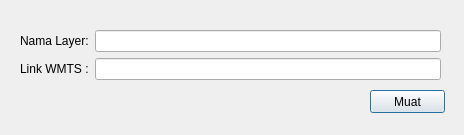
Qt form ui/openaerialmap.ui (nyanyaon/GeoKKP-GIS) before a commit.
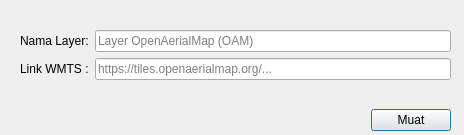
The same form after that commit.

What changed in the file:
```diff
--- a/ui/openaerialmap.ui
+++ b/ui/openaerialmap.ui
@@ -13,28 +13,17 @@
   <property name="windowTitle">
    <string>Muat WMTS OpenAerialMap</string>
   </property>
-  <widget class="QPushButton" name="LoadOAMButton">
-   <property name="geometry">
-    <rect>
-     <x>370</x>
-     <y>90</y>
-     <width>75</width>
-     <height>23</height>
-    </rect>
-   </property>
-   <property name="text">
-    <string>Muat</string>
-   </property>
-  </widget>
-  <widget class="QWidget" name="formLayoutWidget">
+  <widget class="QWidget" name="">
    <property name="geometry">
     <rect>
      <x>20</x>
      <y>30</y>
-     <width>421</width>
-     <height>51</height>
+     <width>431</width>
+     <height>101</height>
     </rect>
    </property>
+   <layout class="QVBoxLayout" name="verticalLayout">
+    <item>
    <layout class="QFormLayout" name="formLayout">
     <item row="1" column="0">
      <widget class="QLabel" name="label_2">
@@ -44,7 +33,11 @@
      </widget>
     </item>
     <item row="1" column="1">
-     <widget class="QLineEdit" name="OAMLink"/>
+       <widget class="QLineEdit" name="OAMLink">
+        <property name="placeholderText">
+         <string>https://tiles.openaerialmap.org/...</string>
+        </property>
+       </widget>
     </item>
     <item row="0" column="0">
      <widget class="QLabel" name="label">
@@ -54,7 +47,37 @@
      </widget>
     </item>
     <item row="0" column="1">
-     <widget class="QLineEdit" name="OAMLayerName"/>
+       <widget class="QLineEdit" name="OAMLayerName">
+        <property name="placeholderText">
+         <string>Layer OpenAerialMap (OAM)</string>
+        </property>
+       </widget>
+      </item>
+     </layout>
+    </item>
+    <item>
+     <layout class="QHBoxLayout" name="horizontalLayout">
+      <item>
+       <spacer name="horizontalSpacer">
+        <property name="orientation">
+         <enum>Qt::Horizontal</enum>
+        </property>
+        <property name="sizeHint" stdset="0">
+         <size>
+          <width>298</width>
+          <height>20</height>
+         </size>
+        </property>
+       </spacer>
+      </item>
+      <item>
+       <widget class="QPushButton" name="LoadOAMButton">
+        <property name="text">
+         <string>Muat</string>
+        </property>
+       </widget>
+      </item>
+     </layout>
     </item>
    </layout>
   </widget>
```
Lines whose indentation alone changed are shown as unchanged.
